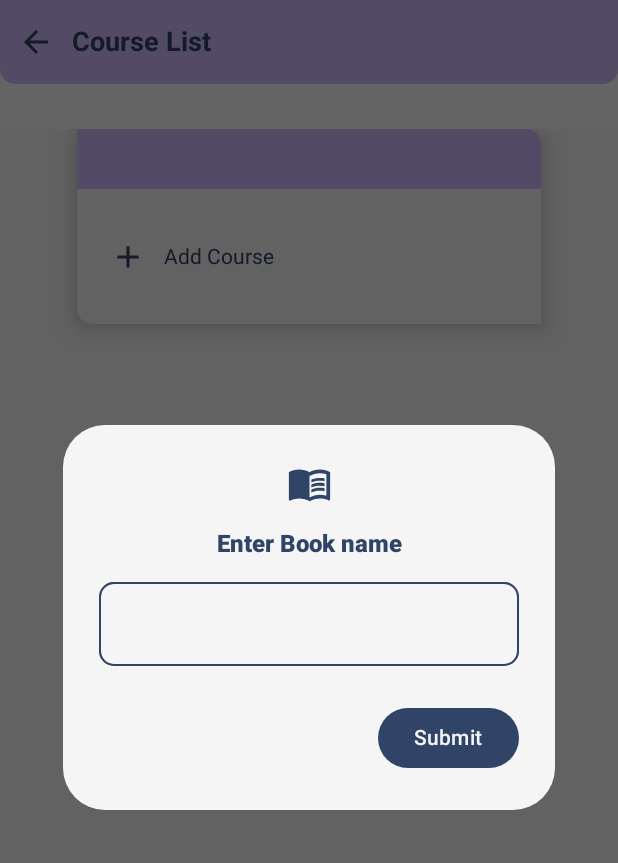
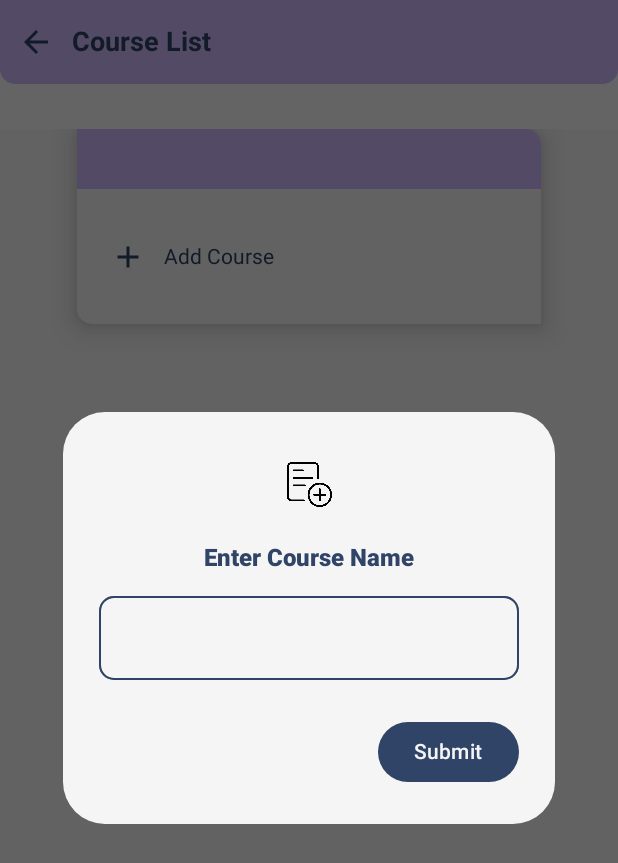
Before and after one commit to MyoHsetOo/QuizProject, an Android app built with Jetpack Compose: the CourseListAdminScreen screen opened through its navigation route, after a tap on "Add Course", on a phone screen of 412 x 824 dp. Shown: the top 863 px of the screen. Run offline under Robolectric (Android 15) with nearby library versions, the phone set to English and light mode, and no system bars.

Commit message:
final Commit

```diff
--- a/app/src/main/java/com/example/quizproject/adminScreens/CourseListAdminScreen.kt
+++ b/app/src/main/java/com/example/quizproject/adminScreens/CourseListAdminScreen.kt
@@ -213,7 +213,7 @@ fun CourseListAdminScreen( navController: NavController ) {
                 onDismissRequest = { showAlert.value = false },
                 title = {
                     Text(
-                        text = "Enter Book name",
+                        text = "Enter Course Name",
                         style = TextStyle(
                             color = MaterialTheme.colorScheme.onPrimary,
                             fontWeight = FontWeight.ExtraBold,
@@ -223,12 +223,12 @@ fun CourseListAdminScreen( navController: NavController ) {
                 },
                 containerColor = MaterialTheme.colorScheme.secondary,
                 icon = {
-                    Icon(
-                        imageVector = Icons.Default.MenuBook,
-                        contentDescription = "Edit",
-                        tint = MaterialTheme.colorScheme.onPrimary,
-                        modifier = Modifier.size(30.dp)
-                    )
+                    IconButton(onClick = { }) {
+                        Image(bitmap = ImageBitmap.imageResource(id = R.drawable.add),
+                            contentDescription = "",
+                            modifier=Modifier.size(30.dp)
+                        )
+                    }
                 },
                 text = {
 
@@ -297,14 +297,7 @@ fun card(text:String , navController: NavController){
                 colors = CardDefaults.cardColors(MaterialTheme.colorScheme.primary),
                 shape = RoundedCornerShape( topStart = 0.dp, topEnd = 0.dp, bottomEnd = 0.dp, bottomStart = 0.dp)
             ) {
-                /*Image(
-                    modifier = Modifier
-                        .fillMaxWidth()
-                        .offset(0.dp, (-30).dp),
-                    painter = painterResource(id = R.drawable.bg_main),
-                    contentDescription = "Header Background",
-                    contentScale = ContentScale.FillWidth
-                )*/
+
             }
             Column(verticalArrangement = Arrangement.Center,
                 modifier = Modifier
--- a/app/src/main/java/com/example/quizproject/navigation/Navigator.kt
+++ b/app/src/main/java/com/example/quizproject/navigation/Navigator.kt
@@ -29,7 +29,7 @@ fun Nav() {
 
 
     NavHost(navController,
-        startDestination = "CourseListAdminScreen") {
+        startDestination = "SplashScreen") {
 
         //UserScreen
 
```
Also changed, not shown: app/src/main/res/drawable/add.png (added).
